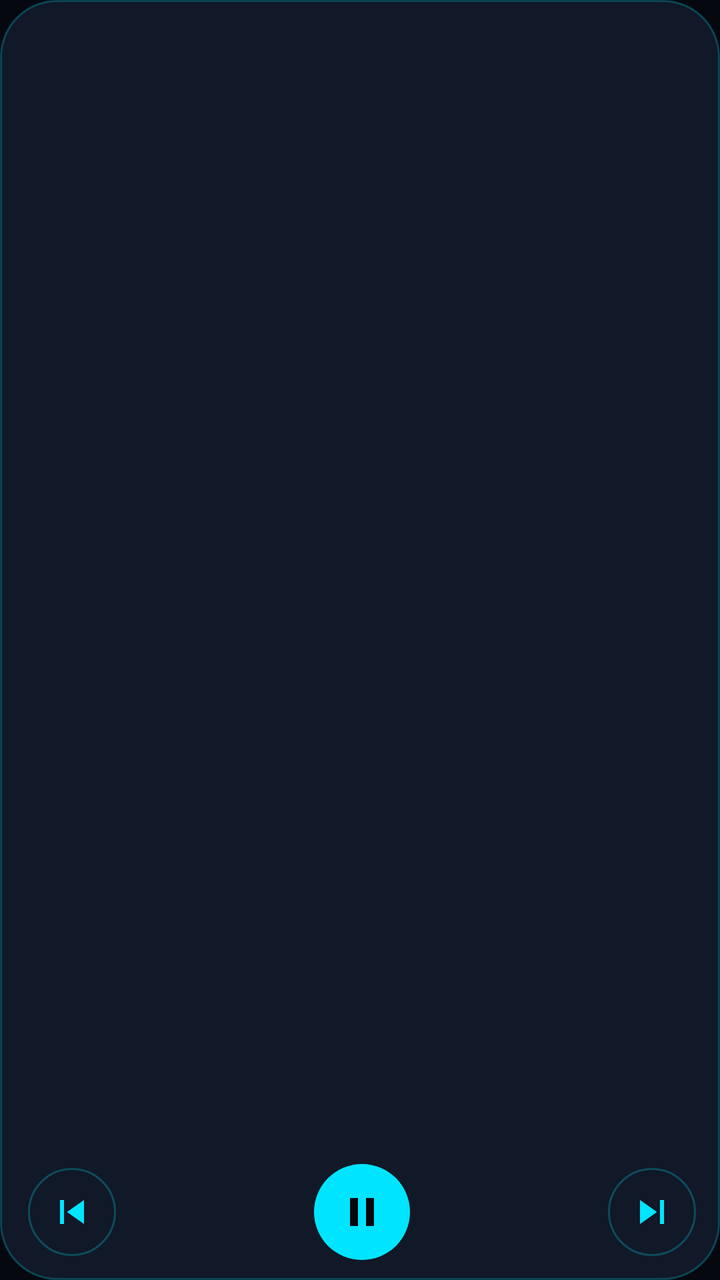
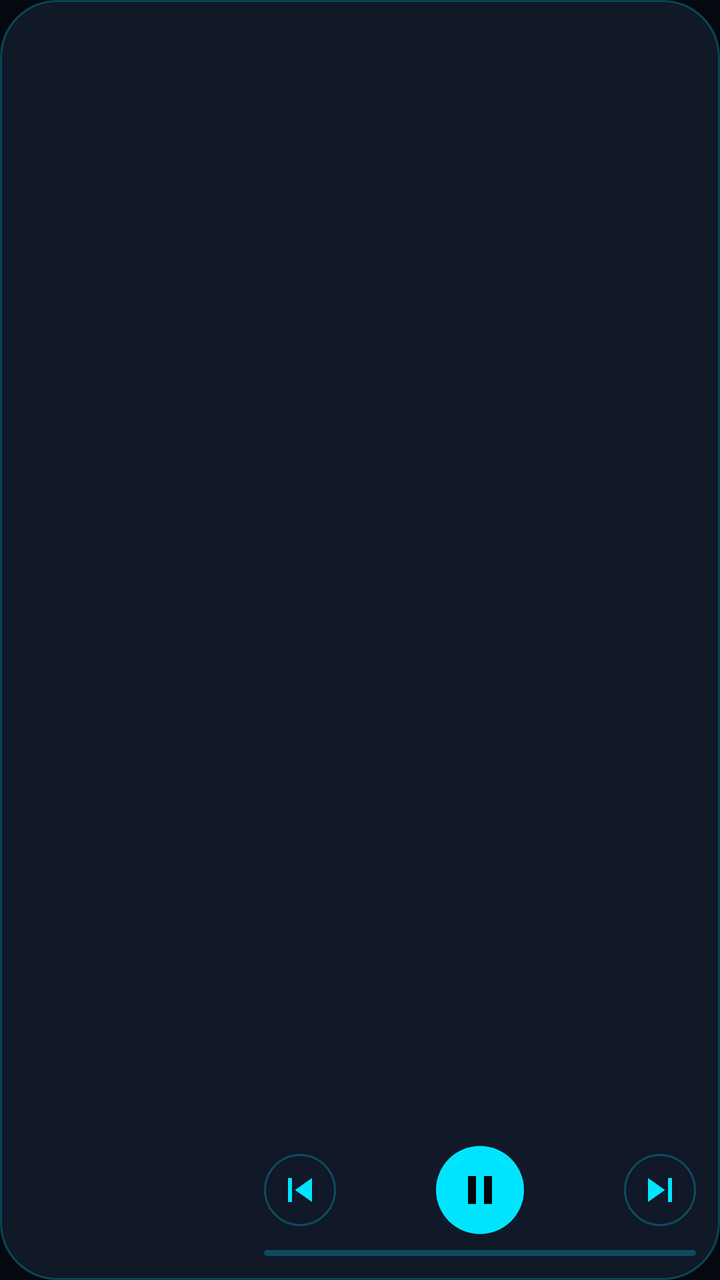

Compare the two renders of this Android layout. The source of the first and the diff that turns it into the second are given below.
<!-- AndroidManifest.xml: application theme Theme.NKT -->
<!-- res/layout/widget_compact.xml -->
<?xml version="1.0" encoding="utf-8"?>
<LinearLayout xmlns:android="http://schemas.android.com/apk/res/android"
    android:id="@+id/w_root"
    android:layout_width="match_parent"
    android:layout_height="match_parent"
    android:background="@drawable/bg_widget"
    android:orientation="horizontal">

    <ImageView
        android:id="@+id/w_scene"
        android:layout_width="wrap_content"
        android:layout_height="match_parent"
        android:adjustViewBounds="true"
        android:contentDescription="@null"
        android:scaleType="centerCrop" />

    <LinearLayout
        android:layout_width="0dp"
        android:layout_height="match_parent"
        android:layout_weight="1"
        android:orientation="vertical"
        android:paddingStart="14dp"
        android:paddingTop="12dp"
        android:paddingEnd="12dp"
        android:paddingBottom="10dp">

        <LinearLayout
            android:id="@+id/w_open"
            android:layout_width="match_parent"
            android:layout_height="0dp"
            android:layout_weight="1"
            android:orientation="vertical">

            <TextView
                android:id="@+id/w_title"
                android:layout_width="match_parent"
                android:layout_height="wrap_content"
                android:ellipsize="end"
                android:maxLines="1"
                android:textColor="#FFE8F0FE"
                android:textSize="15sp"
                android:textStyle="bold" />

            <TextView
                android:id="@+id/w_artist"
                android:layout_width="match_parent"
                android:layout_height="wrap_content"
                android:layout_marginTop="2dp"
                android:ellipsize="end"
                android:maxLines="1"
                android:textColor="#FF8A9AB2"
                android:textSize="12sp" />
        </LinearLayout>

        <LinearLayout
            android:layout_width="match_parent"
            android:layout_height="wrap_content"
            android:gravity="center_vertical"
            android:orientation="horizontal">

            <ImageButton
                android:id="@+id/w_prev"
                android:layout_width="44dp"
                android:layout_height="44dp"
                android:background="@drawable/bg_widget_small_btn"
                android:contentDescription="@string/cd_prev"
                android:src="@drawable/wg_prev" />

            <FrameLayout
                android:layout_width="0dp"
                android:layout_height="1dp"
                android:layout_weight="1" />

            <ImageButton
                android:id="@+id/w_play"
                android:layout_width="48dp"
                android:layout_height="48dp"
                android:background="@drawable/bg_widget_play"
                android:contentDescription="@string/cd_play"
                android:src="@drawable/wg_pause" />

            <FrameLayout
                android:layout_width="0dp"
                android:layout_height="1dp"
                android:layout_weight="1" />

            <ImageButton
                android:id="@+id/w_next"
                android:layout_width="44dp"
                android:layout_height="44dp"
                android:background="@drawable/bg_widget_small_btn"
                android:contentDescription="@string/cd_next"
                android:src="@drawable/wg_next" />
        </LinearLayout>
    </LinearLayout>
</LinearLayout>
<!-- resources referenced by this layout -->
<resources>
  <!-- drawable bg_widget (drawable) -->
  <?xml version="1.0" encoding="utf-8"?>
  <shape xmlns:android="http://schemas.android.com/apk/res/android" android:shape="rectangle">
      <corners android:radius="28dp" />
      <solid android:color="#FF111827" />
      <stroke android:width="1dp" android:color="#4000E5FF" />
  </shape>
  <!-- drawable bg_widget_play (drawable) -->
  <?xml version="1.0" encoding="utf-8"?>
  <shape xmlns:android="http://schemas.android.com/apk/res/android" android:shape="oval">
      <solid android:color="#FF00E5FF" />
  </shape>
  <!-- drawable bg_widget_small_btn (drawable) -->
  <?xml version="1.0" encoding="utf-8"?>
  <shape xmlns:android="http://schemas.android.com/apk/res/android" android:shape="oval">
      <solid android:color="#00000000" />
      <stroke android:width="1dp" android:color="#4000E5FF" />
  </shape>
  <!-- drawable wg_next (drawable) -->
  <?xml version="1.0" encoding="utf-8"?>
  <vector xmlns:android="http://schemas.android.com/apk/res/android"
      android:width="24dp" android:height="24dp"
      android:viewportWidth="24" android:viewportHeight="24">
      <path android:fillColor="#FF00E5FF" android:pathData="M6,18l8.5,-6L6,6v12zM16,6v12h2V6h-2z" />
  </vector>
  <!-- drawable wg_pause (drawable) -->
  <?xml version="1.0" encoding="utf-8"?>
  <vector xmlns:android="http://schemas.android.com/apk/res/android"
      android:width="24dp" android:height="24dp"
      android:viewportWidth="24" android:viewportHeight="24">
      <path android:fillColor="#FF05080F" android:pathData="M6,19h4V5H6v14zM14,5v14h4V5h-4z" />
  </vector>
  <!-- drawable wg_prev (drawable) -->
  <?xml version="1.0" encoding="utf-8"?>
  <vector xmlns:android="http://schemas.android.com/apk/res/android"
      android:width="24dp" android:height="24dp"
      android:viewportWidth="24" android:viewportHeight="24">
      <path android:fillColor="#FF00E5FF" android:pathData="M6,6h2v12H6zM9.5,12l8.5,6V6z" />
  </vector>
  <string name="cd_next">Next</string>
  <string name="cd_play">Play or pause</string>
  <string name="cd_prev">Previous</string>
  <style name="Theme.NKT" parent="android:Theme.Material.NoActionBar">
          <item name="android:windowBackground">@color/bg</item>
          <item name="android:statusBarColor">@color/bg</item>
          <item name="android:navigationBarColor">@color/bg</item>
          <item name="android:colorAccent">@color/accent</item>
          <item name="android:colorPrimary">@color/bg</item>
          <item name="android:colorControlActivated">@color/accent</item>
          <item name="android:textColorPrimary">@color/text</item>
          <item name="android:textColorSecondary">@color/muted</item>
      </style>
  <color name="bg">#FF05080F</color>
  <color name="accent">#FF00E5FF</color>
  <color name="text">#FFE8F0FE</color>
  <color name="muted">#FF8A9AB2</color>
</resources>

<!-- the commit's change to res/layout/widget_compact.xml (unified diff, before → after) -->
@@ -4,15 +4,17 @@
     android:layout_width="match_parent"
     android:layout_height="match_parent"
     android:background="@drawable/bg_widget"
+    android:gravity="center_vertical"
     android:orientation="horizontal">
 
     <ImageView
         android:id="@+id/w_scene"
-        android:layout_width="wrap_content"
-        android:layout_height="match_parent"
-        android:adjustViewBounds="true"
+        android:layout_width="104dp"
+        android:layout_height="104dp"
+        android:layout_gravity="center_vertical"
+        android:layout_marginStart="14dp"
         android:contentDescription="@null"
-        android:scaleType="centerCrop" />
+        android:scaleType="fitCenter" />
 
     <LinearLayout
         android:layout_width="0dp"
@@ -22,7 +24,7 @@
         android:paddingStart="14dp"
         android:paddingTop="12dp"
         android:paddingEnd="12dp"
-        android:paddingBottom="10dp">
+        android:paddingBottom="12dp">
 
         <LinearLayout
             android:id="@+id/w_open"
@@ -60,8 +62,8 @@
 
             <ImageButton
                 android:id="@+id/w_prev"
-                android:layout_width="44dp"
-                android:layout_height="44dp"
+                android:layout_width="36dp"
+                android:layout_height="36dp"
                 android:background="@drawable/bg_widget_small_btn"
                 android:contentDescription="@string/cd_prev"
                 android:src="@drawable/wg_prev" />
@@ -73,8 +75,8 @@
 
             <ImageButton
                 android:id="@+id/w_play"
-                android:layout_width="48dp"
-                android:layout_height="48dp"
+                android:layout_width="44dp"
+                android:layout_height="44dp"
                 android:background="@drawable/bg_widget_play"
                 android:contentDescription="@string/cd_play"
                 android:src="@drawable/wg_pause" />
@@ -86,11 +88,20 @@
 
             <ImageButton
                 android:id="@+id/w_next"
-                android:layout_width="44dp"
-                android:layout_height="44dp"
+                android:layout_width="36dp"
+                android:layout_height="36dp"
                 android:background="@drawable/bg_widget_small_btn"
                 android:contentDescription="@string/cd_next"
                 android:src="@drawable/wg_next" />
         </LinearLayout>
+
+        <ProgressBar
+            android:id="@+id/w_progress"
+            style="?android:attr/progressBarStyleHorizontal"
+            android:layout_width="match_parent"
+            android:layout_height="3dp"
+            android:layout_marginTop="8dp"
+            android:max="1000"
+            android:progressDrawable="@drawable/widget_progress" />
     </LinearLayout>
 </LinearLayout>
<!-- resource entries referenced after the edit -->
@@ -39,6 +39,16 @@
       android:viewportWidth="24" android:viewportHeight="24">
       <path android:fillColor="#FF00E5FF" android:pathData="M6,6h2v12H6zM9.5,12l8.5,6V6z" />
   </vector>
+  <!-- drawable widget_progress (drawable) -->
+  <?xml version="1.0" encoding="utf-8"?>
+  <layer-list xmlns:android="http://schemas.android.com/apk/res/android">
+      <item android:id="@android:id/background">
+          <shape android:shape="rectangle"><corners android:radius="2dp" /><solid android:color="#4000E5FF" /></shape>
+      </item>
+      <item android:id="@android:id/progress">
+          <clip><shape android:shape="rectangle"><corners android:radius="2dp" /><solid android:color="#FF00E5FF" /></shape></clip>
+      </item>
+  </layer-list>
   <string name="cd_next">Next</string>
   <string name="cd_play">Play or pause</string>
   <string name="cd_prev">Previous</string>
